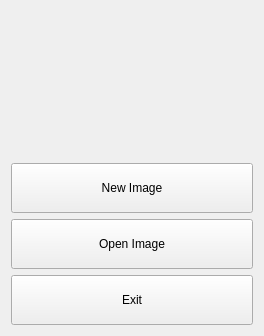
First picture: the form in Fotoshop/mainwindow.ui, repository Hardikp16/CS340, before the edit.
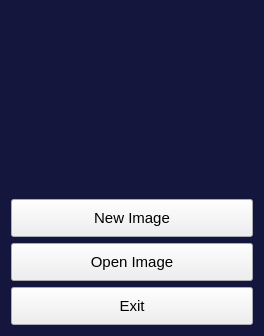
Second picture: the form after the edit. Icons and pictures are not drawn.

Commit message: Main window interface color added

Patch:
```diff
--- a/Fotoshop/mainwindow.ui
+++ b/Fotoshop/mainwindow.ui
@@ -10,6 +10,97 @@
     <height>336</height>
    </rect>
   </property>
+  <property name="palette">
+   <palette>
+    <active>
+     <colorrole role="Button">
+      <brush brushstyle="SolidPattern">
+       <color alpha="255">
+        <red>20</red>
+        <green>22</green>
+        <blue>61</blue>
+       </color>
+      </brush>
+     </colorrole>
+     <colorrole role="Base">
+      <brush brushstyle="SolidPattern">
+       <color alpha="255">
+        <red>20</red>
+        <green>22</green>
+        <blue>61</blue>
+       </color>
+      </brush>
+     </colorrole>
+     <colorrole role="Window">
+      <brush brushstyle="SolidPattern">
+       <color alpha="255">
+        <red>20</red>
+        <green>22</green>
+        <blue>61</blue>
+       </color>
+      </brush>
+     </colorrole>
+    </active>
+    <inactive>
+     <colorrole role="Button">
+      <brush brushstyle="SolidPattern">
+       <color alpha="255">
+        <red>20</red>
+        <green>22</green>
+        <blue>61</blue>
+       </color>
+      </brush>
+     </colorrole>
+     <colorrole role="Base">
+      <brush brushstyle="SolidPattern">
+       <color alpha="255">
+        <red>20</red>
+        <green>22</green>
+        <blue>61</blue>
+       </color>
+      </brush>
+     </colorrole>
+     <colorrole role="Window">
+      <brush brushstyle="SolidPattern">
+       <color alpha="255">
+        <red>20</red>
+        <green>22</green>
+        <blue>61</blue>
+       </color>
+      </brush>
+     </colorrole>
+    </inactive>
+    <disabled>
+     <colorrole role="Button">
+      <brush brushstyle="SolidPattern">
+       <color alpha="255">
+        <red>20</red>
+        <green>22</green>
+        <blue>61</blue>
+       </color>
+      </brush>
+     </colorrole>
+     <colorrole role="Base">
+      <brush brushstyle="SolidPattern">
+       <color alpha="255">
+        <red>20</red>
+        <green>22</green>
+        <blue>61</blue>
+       </color>
+      </brush>
+     </colorrole>
+     <colorrole role="Window">
+      <brush brushstyle="SolidPattern">
+       <color alpha="255">
+        <red>20</red>
+        <green>22</green>
+        <blue>61</blue>
+       </color>
+      </brush>
+     </colorrole>
+    </disabled>
+   </palette>
+  </property>
   <property name="windowTitle">
    <string>Fotoshop v 0.03</string>
   </property>
@@ -22,7 +113,8 @@
   <property name="styleSheet">
    <string notr="true">QMainWindow 
 {
-rgb(84, 255, 241)
+
+	background-color: 	rgb(20, 22, 61)
 }</string>
   </property>
   <widget class="QWidget" name="centralWidget">
@@ -57,9 +149,36 @@
       <property name="minimumSize">
        <size>
         <width>200</width>
-        <height>50</height>
+        <height>38</height>
        </size>
       </property>
+      <property name="font">
+       <font>
+        <pointsize>11</pointsize>
+       </font>
+      </property>
+      <property name="autoFillBackground">
+       <bool>false</bool>
+      </property>
+      <property name="styleSheet">
+       <string notr="true">QPushButton {
+ color: white; 
+ border-radius: 3px;
+ padding: 1px;
+ background: qlineargradient(spread:pad, x1:0, y1:1, x2:0.00568182, y2:0.983, stop:0 rgba(47, 80, 142, 255), stop:1 rgba(83, 140, 198, 255));
+ min-height: 36px;
+}
+
+ QPushButton:hover{
+
+
+    background: qlineargradient(x1:0, y1:1, x2:1, y2:1,
+    stop:0 white, stop: .2 rgba(83, 140, 198, 255), stop:1 white)
+
+
+ }
+`</string>
+      </property>
       <property name="text">
        <string>New Image</string>
       </property>
@@ -70,9 +189,33 @@
       <property name="minimumSize">
        <size>
         <width>200</width>
-        <height>50</height>
+        <height>38</height>
        </size>
       </property>
+      <property name="font">
+       <font>
+        <pointsize>11</pointsize>
+       </font>
+      </property>
+      <property name="styleSheet">
+       <string notr="true">QPushButton {
+ color: white; 
+ border-radius: 3px;
+ padding: 1px;
+ background: qlineargradient(spread:pad, x1:0, y1:1, x2:0.00568182, y2:0.983, stop:0 rgba(47, 80, 142, 255), stop:1 rgba(83, 140, 198, 255));
+ min-height: 36px;
+}
+
+ QPushButton:hover{
+
+
+    background: qlineargradient(x1:0, y1:1, x2:1, y2:1,
+    stop:0 white, stop: .2 rgba(83, 140, 198, 255), stop:1 white)
+
+
+ }
+`</string>
+      </property>
       <property name="text">
        <string>Open Image</string>
       </property>
@@ -83,9 +226,33 @@
       <property name="minimumSize">
        <size>
         <width>200</width>
-        <height>50</height>
+        <height>38</height>
        </size>
       </property>
+      <property name="font">
+       <font>
+        <pointsize>11</pointsize>
+       </font>
+      </property>
+      <property name="styleSheet">
+       <string notr="true">QPushButton {
+ color: white; 
+ border-radius: 3px;
+ padding: 1px;
+ background: qlineargradient(spread:pad, x1:0, y1:1, x2:0.00568182, y2:0.983, stop:0 rgba(47, 80, 142, 255), stop:1 rgba(83, 140, 198, 255));
+ min-height: 36px;
+}
+
+ QPushButton:hover{
+
+
+    background: qlineargradient(x1:0, y1:1, x2:1, y2:1,
+    stop:0 white, stop: .2 rgba(83, 140, 198, 255), stop:1 white)
+
+
+ }
+`</string>
+      </property>
       <property name="text">
        <string>Exit</string>
       </property>
```
The commit also changes 2 other files.
